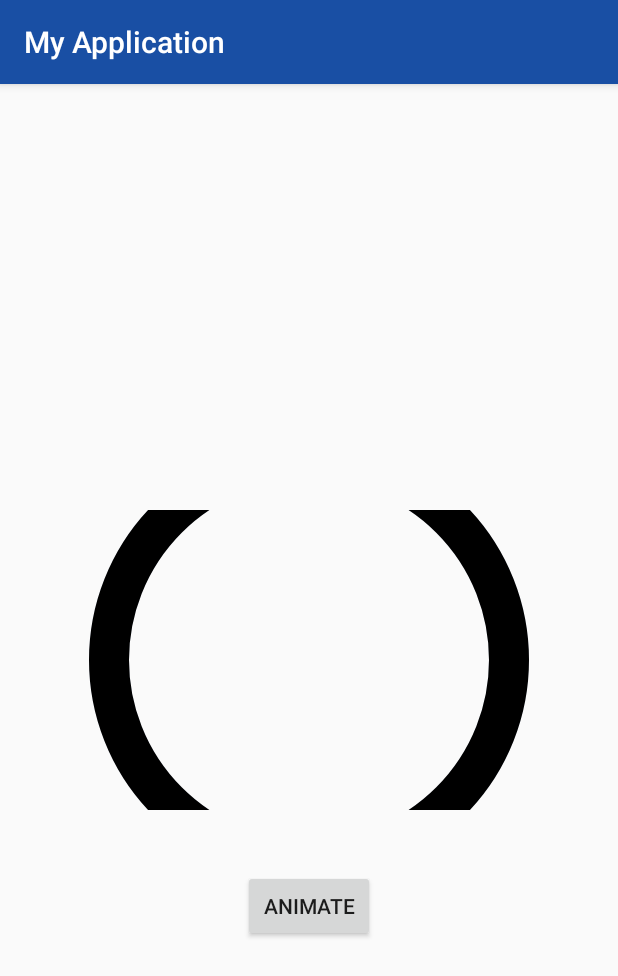
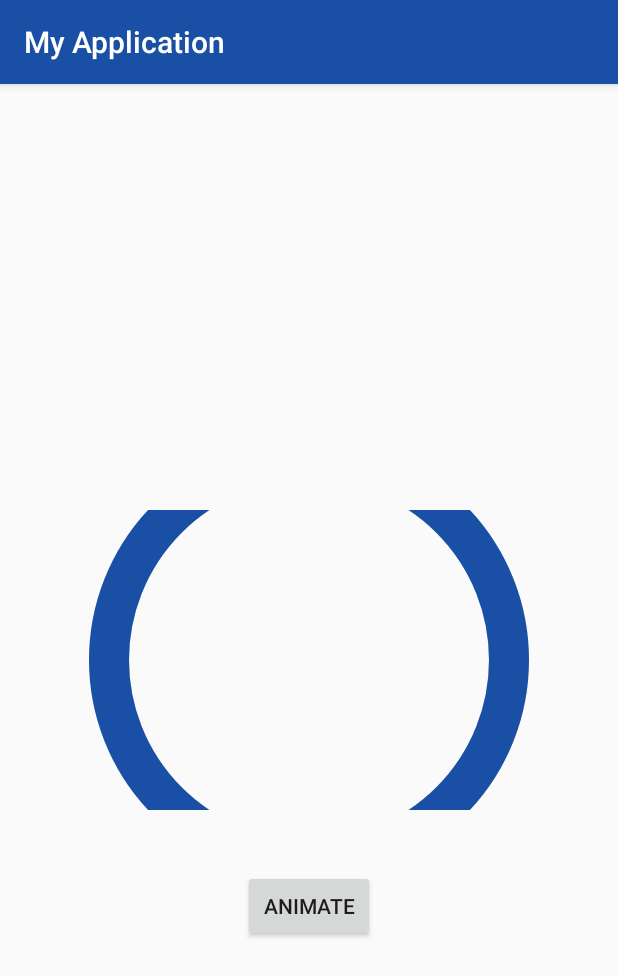
Before and after one commit to paulnunezm/circularProgressView, an Android app: the screen it shows after launch (MainActivity), after a tap on "ANIMATE", on a phone screen of 412 x 824 dp. Shown: the top 976 px of the screen. Run offline under Robolectric (Android 15) with nearby library versions, the phone set to English and light mode, and no system bars.

Commit message:
edit: change color and duration

```diff
--- a/app/src/main/java/com/labs/circularprogress/CircularProgressView.kt
+++ b/app/src/main/java/com/labs/circularprogress/CircularProgressView.kt
@@ -9,7 +9,6 @@ import android.graphics.Paint
 import android.graphics.RectF
 import android.util.AttributeSet
 import android.view.View
-import android.view.animation.AccelerateDecelerateInterpolator
 
 class CircularProgressView(
     context: Context?,
@@ -19,6 +18,7 @@ class CircularProgressView(
     companion object {
         const val ARC_FULL_ROTATION_DEGREE = 360
         const val PERCENTAGE_DIVIDER = 100.0
+        const val PERCENTAGE_VALUE_HOLDER = "percentage"
     }
 
     private var currentPercentage = 0
@@ -28,7 +28,7 @@ class CircularProgressView(
 
     private val parentArcColor =
         context?.resources?.getColor(R.color.gray_light, null) ?: Color.GRAY
-    private val fillArcColor = context?.resources?.getColor(R.color.neon_green, null) ?: Color.GREEN
+    private val fillArcColor = context?.resources?.getColor(R.color.blue, null) ?: Color.GREEN
 
     private val parentArcPaint = Paint().apply {
         style = Paint.Style.STROKE
@@ -81,10 +81,9 @@ class CircularProgressView(
         val valuesHolder = PropertyValuesHolder.ofFloat("percentage", 0f, 100f)
         val animator = ValueAnimator().apply {
             setValues(valuesHolder)
-            duration = 2000
-            interpolator = AccelerateDecelerateInterpolator()
+            duration = 1000
             addUpdateListener {
-                val percentage = it.getAnimatedValue("percentage") as Float
+                val percentage = it.getAnimatedValue(PERCENTAGE_VALUE_HOLDER) as Float
                 currentPercentage = percentage.toInt()
                 invalidate()
             }
```
